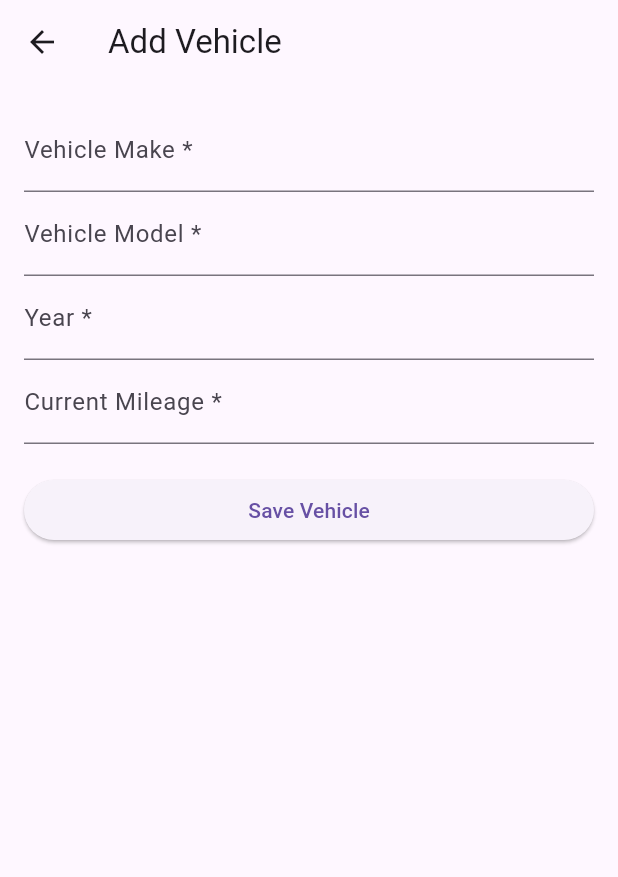
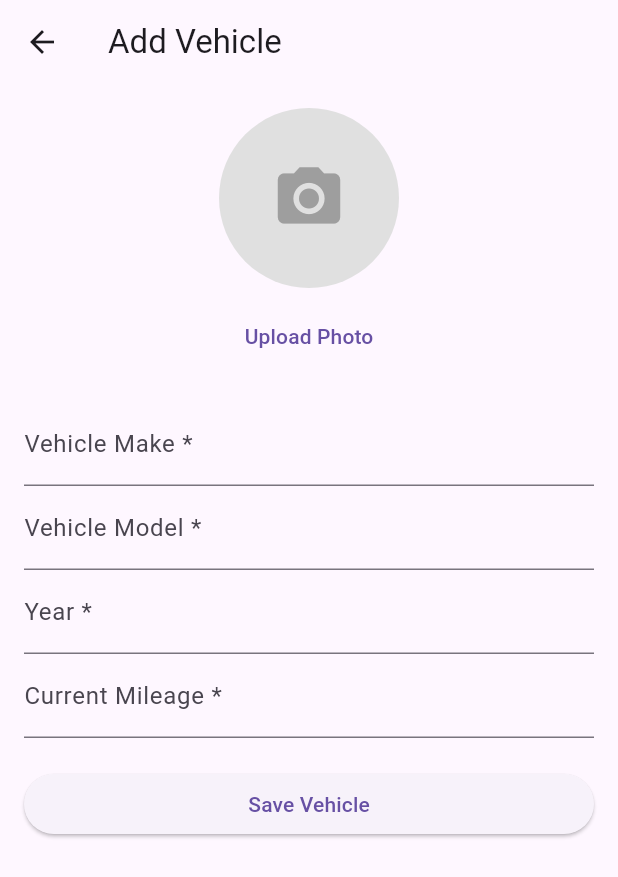
Before and after one commit to gsurjs/GloveBoxx, a Flutter app: the AddVehicleScreen screen opened directly with empty values, on a phone screen of 412 x 824 dp. Shown: the top 877 px of the screen. Run offline on Flutter 3.47's test engine with Material 3 defaults, Android fonts, the phone set to English and light mode, and no system bars; our stand-ins replace fl_chart, image_picker, sqflite; accounts and stored records are empty.

Commit message:
fixing syntax errors

```diff
--- a/lib/screens/add_vehicle_screen.dart
+++ b/lib/screens/add_vehicle_screen.dart
@@ -1,4 +1,8 @@
+import 'dart:io';
 import 'package:flutter/material.dart';
+import 'package:image_picker/image_picker.dart';
+import 'package:path_provider/path_provider.dart';
+import 'package:path/path.dart' as p;
 import '../models/vehicle.dart';
 
 class AddVehicleScreen extends StatefulWidget {
@@ -16,6 +20,23 @@ class _AddVehicleScreenState extends State<AddVehicleScreen> {
   final _modelController = TextEditingController();
   final _yearController = TextEditingController();
   final _mileageController = TextEditingController();
+  File? _vehicleImage;
+
+  Future<void> _pickImage() async {
+    final ImagePicker picker = ImagePicker();
+    final XFile? image = await picker.pickImage(source: ImageSource.gallery);
+
+    if (image == null) return;
+
+    // Save the image to a permanent location
+    final appDir = await getApplicationDocumentsDirectory();
+    final fileName = p.basename(image.path);
+    final savedImage = await File(image.path).copy('${appDir.path}/$fileName');
+
+    setState(() {
+      _vehicleImage = savedImage;
+    });
+  }
 
   void _submitData() {
     if (_formKey.currentState!.validate()) {
@@ -28,6 +49,7 @@ class _AddVehicleScreenState extends State<AddVehicleScreen> {
         model: _modelController.text,
         year: int.parse(cleanedYear),
         mileage: int.parse(cleanedMileage),
+        photoPath: _vehicleImage?.path, // Save the image path
       );
       widget.onAddVehicle(newVehicle);
       Navigator.of(context).pop();
@@ -46,6 +68,25 @@ class _AddVehicleScreenState extends State<AddVehicleScreen> {
           key: _formKey,
           child: ListView(
             children: <Widget>[
+              // --- Image Picker UI ---
+              Center(
+                child: GestureDetector(
+                  onTap: _pickImage,
+                  child: CircleAvatar(
+                    radius: 60,
+                    backgroundColor: Colors.grey[300],
+                    backgroundImage: _vehicleImage != null ? FileImage(_vehicleImage!) : null,
+                    child: _vehicleImage == null
+                        ? const Icon(Icons.camera_alt, size: 50, color: Colors.grey)
+                        : null,
+                  ),
+                ),
+              ),
+              const SizedBox(height: 8),
+              Center(child: TextButton(onPressed: _pickImage, child: const Text('Upload Photo'))),
+              const SizedBox(height: 20),
+
+              // --- Form Fields ---
               TextFormField(
                 controller: _makeController,
                 decoration: const InputDecoration(labelText: 'Vehicle Make *'),
--- a/lib/screens/expense_summary_screen.dart
+++ b/lib/screens/expense_summary_screen.dart
@@ -148,7 +148,7 @@ class _ExpenseSummaryScreenState extends State<ExpenseSummaryScreen> {
                           isStrokeCapRound: true,
                           belowBarData: BarAreaData(
                             show: true,
-                            color: Theme.of(context).primaryColor.withOpacity(0.3),
+                            color: Theme.of(context).primaryColor.withAlpha((255 * 0.3).round()),
                           ),
                         ),
                       ],
--- a/pubspec.yaml
+++ b/pubspec.yaml
@@ -32,6 +32,7 @@ dependencies:
     sdk: flutter
   sqflite: ^2.3.3+1 # For local SQLite database
   path: ^1.9.0 # For handling database paths
+  path_provider: ^2.1.3
   intl: ^0.19.0 # For date and number formatting
   image_picker: ^1.1.2 # For uploading vehicle photos and receipts
   fl_chart: ^0.68.0 # For the expense summary charts
```
Also changed, not shown: pubspec.lock, 1 other file.
